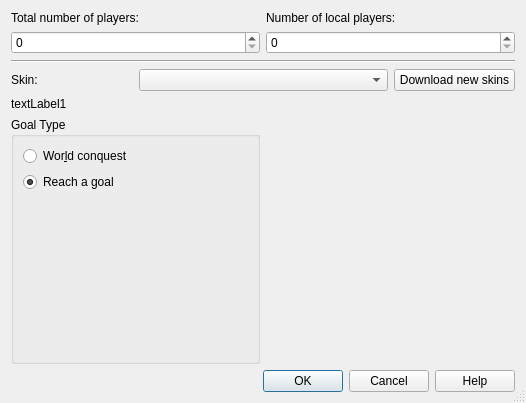
First picture: the form in ksirk/Dialogs/newGameDialog.ui, repository KDE/ksirk, before the edit.
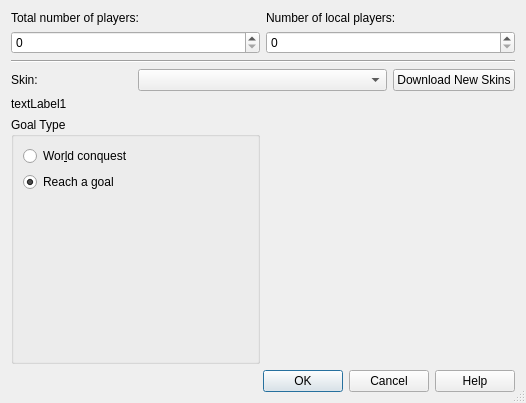
Second picture: the form after the edit. Icons and pictures are not drawn. Custom widgets are drawn as their Qt base class.

What changed in the file:
```diff
--- a/ksirk/Dialogs/newGameDialog.ui
+++ b/ksirk/Dialogs/newGameDialog.ui
@@ -96,7 +96,7 @@
    <item row="2" column="3" >
     <widget class="KPushButton" name="ghnsbutton" >
      <property name="text" >
-      <string>Download new skins</string>
+      <string>Download New Skins</string>
      </property>
     </widget>
    </item>
```
